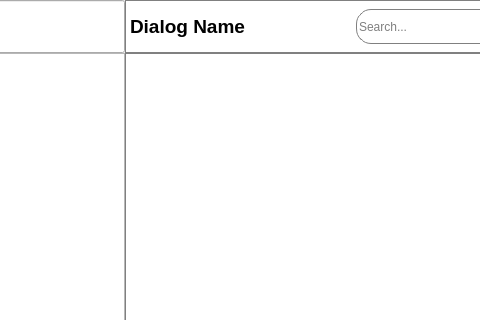
Old version of the form Messenger/ui/mainwindow.ui in the repository SerpentDragon/Messenger; both pictures show x 175 to 655 and y 0 to 320 of the 1200 by 760 pixel window.
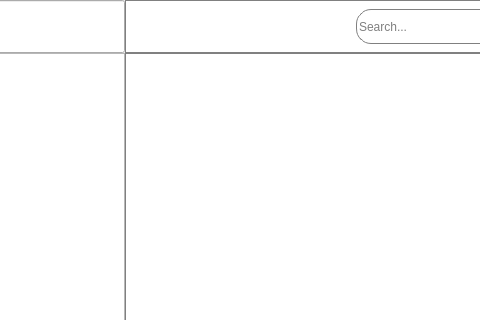
New version of the form.

Patch:
```diff
--- a/Messenger/ui/mainwindow.ui
+++ b/Messenger/ui/mainwindow.ui
@@ -147,7 +147,7 @@
               <number>0</number>
              </property>
              <property name="text">
-              <string>Dialog Name</string>
+              <string/>
              </property>
             </widget>
            </item>
```
Left out of the diff: 4 changed lines with no effect on the pictures.
